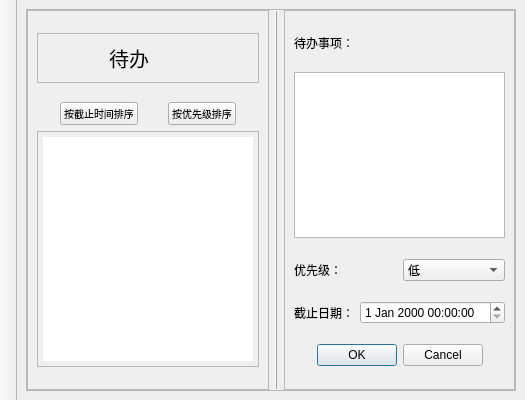
evtrouble/ham, file mainwindow.ui: the form before one commit.
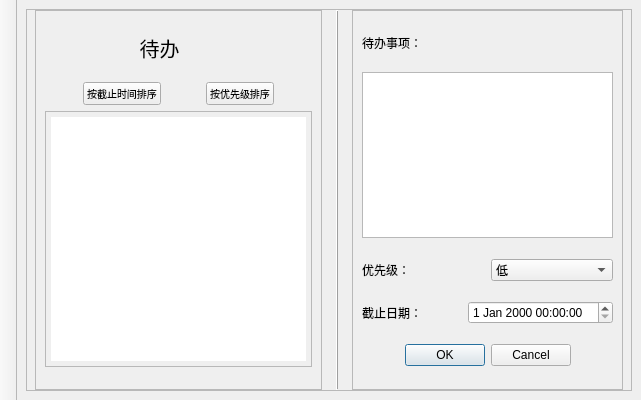
The form after the commit. Icons and pictures are not drawn. Custom widgets are drawn as their Qt base class.

What changed in the file:
```diff
--- a/mainwindow.ui
+++ b/mainwindow.ui
@@ -6,13 +6,13 @@
    <rect>
     <x>0</x>
     <y>0</y>
-    <width>525</width>
+    <width>641</width>
     <height>400</height>
    </rect>
   </property>
   <property name="minimumSize">
    <size>
-    <width>0</width>
+    <width>600</width>
     <height>0</height>
    </size>
   </property>
@@ -39,6 +39,12 @@
      <verstretch>0</verstretch>
     </sizepolicy>
    </property>
+   <property name="minimumSize">
+    <size>
+     <width>300</width>
+     <height>0</height>
+    </size>
+   </property>
    <layout class="QGridLayout" name="gridLayout">
     <item row="0" column="0">
      <widget class="QStackedWidget" name="stackedWidget">
@@ -48,6 +54,12 @@
         <verstretch>0</verstretch>
        </sizepolicy>
       </property>
+      <property name="minimumSize">
+       <size>
+        <width>300</width>
+        <height>0</height>
+       </size>
+      </property>
       <property name="currentIndex">
        <number>2</number>
       </property>
@@ -222,6 +234,18 @@
         </property>
         <item row="0" column="0">
          <widget class="QFrame" name="frame_3">
+          <property name="sizePolicy">
+           <sizepolicy hsizetype="Expanding" vsizetype="Expanding">
+            <horstretch>0</horstretch>
+            <verstretch>0</verstretch>
+           </sizepolicy>
+          </property>
+          <property name="autoFillBackground">
+           <bool>true</bool>
+          </property>
+          <property name="styleSheet">
+           <string notr="true"/>
+          </property>
           <property name="frameShape">
            <enum>QFrame::Shape::StyledPanel</enum>
           </property>
@@ -305,12 +329,21 @@
                    </sizepolicy>
                   </property>
                   <property name="frameShape">
-                   <enum>QFrame::Shape::StyledPanel</enum>
+                   <enum>QFrame::Shape::NoFrame</enum>
                   </property>
                   <property name="frameShadow">
                    <enum>QFrame::Shadow::Raised</enum>
                   </property>
                   <layout class="QHBoxLayout" name="horizontalLayout_9">
+                   <property name="leftMargin">
+                    <number>9</number>
+                   </property>
+                   <property name="topMargin">
+                    <number>0</number>
+                   </property>
+                   <property name="bottomMargin">
+                    <number>0</number>
+                   </property>
                    <item>
                     <widget class="QLabel" name="tasksDisplay">
                      <property name="sizePolicy">
@@ -567,7 +600,7 @@
                 <item>
                  <widget class="QLabel" name="label_4">
                   <property name="sizePolicy">
-                   <sizepolicy hsizetype="Preferred" vsizetype="Preferred">
+                   <sizepolicy hsizetype="Expanding" vsizetype="Preferred">
                     <horstretch>0</horstretch>
                     <verstretch>0</verstretch>
                    </sizepolicy>
@@ -624,6 +657,12 @@
                   </item>
                   <item>
                    <widget class="QComboBox" name="comboBox">
+                    <property name="sizePolicy">
+                     <sizepolicy hsizetype="Preferred" vsizetype="Fixed">
+                      <horstretch>0</horstretch>
+                      <verstretch>0</verstretch>
+                     </sizepolicy>
+                    </property>
                     <item>
                      <property name="text">
                       <string>低</string>
```
